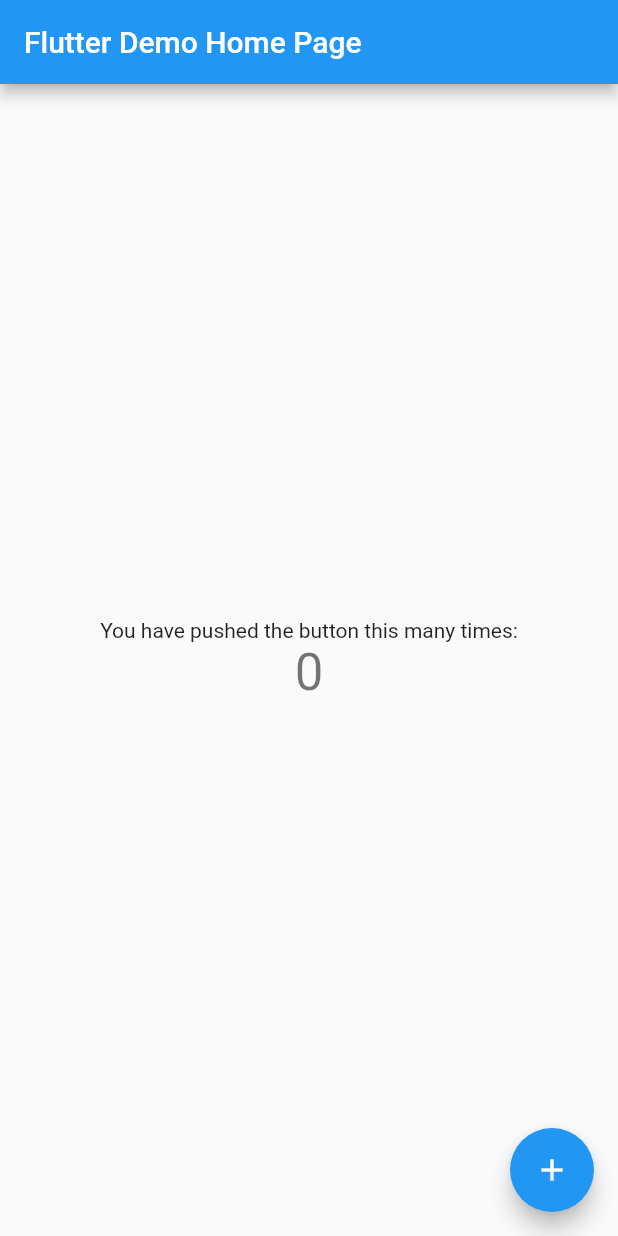
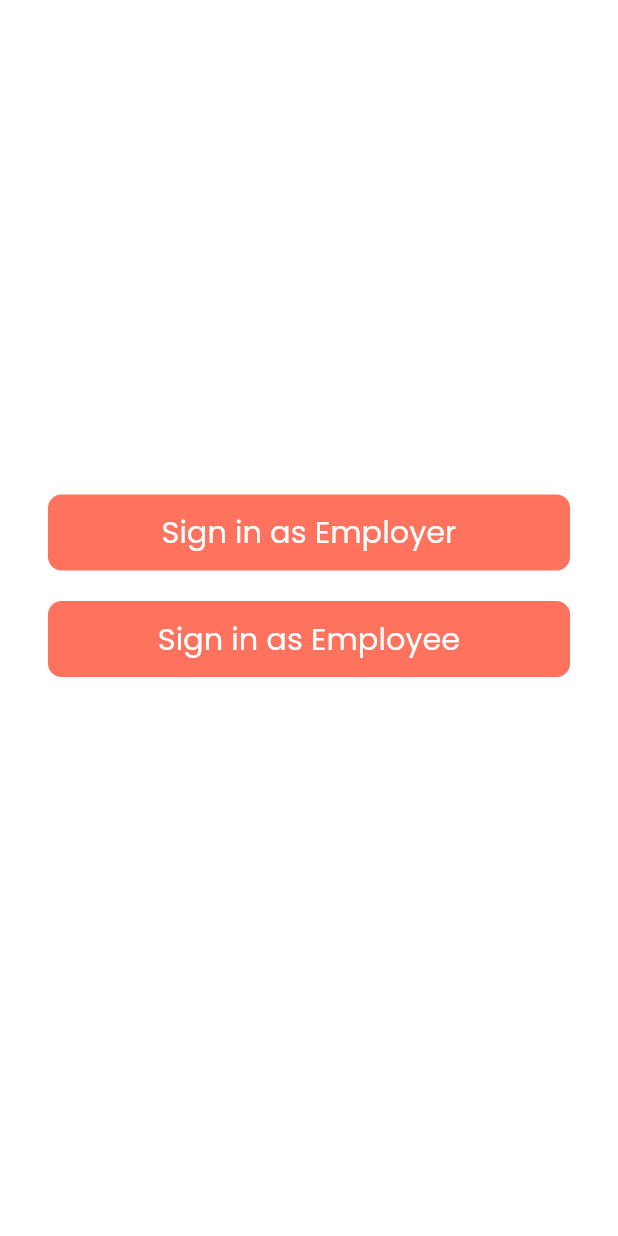
Before and after one commit to alihadi5125/jobfind, a Flutter app: the screen it shows after launch, on a phone screen of 412 x 824 dp. Run offline on Flutter 3.47's test engine with Material 2 defaults, Android fonts, the phone set to English and light mode, and no system bars; our stand-ins replace bloc, flutter_bloc, flutter_screenutil, google_fonts, smooth_page_indicator.

Commit message:
25-June-2022(Introduction Screen Done)

```diff
--- /dev/null
+++ b/lib/controllers/cubits/introduction_cubits/introduction_page_view_cubit.dart
@@ -0,0 +1,8 @@
+import 'package:bloc/bloc.dart';
+
+class IntroductionPageViewCubit extends Cubit<int> {
+  IntroductionPageViewCubit(int initialState) : super(0);
+  setIndex({required index}){
+    emit(index);
+  }
+}
--- a/lib/main.dart
+++ b/lib/main.dart
@@ -1,7 +1,17 @@
 import 'package:flutter/material.dart';
+import 'package:flutter/services.dart';
+import 'package:flutter_bloc/flutter_bloc.dart';
+import 'package:flutter_screenutil/flutter_screenutil.dart';
+import 'package:jobfind/controllers/cubits/introduction_cubits/introduction_page_view_cubit.dart';
+import 'package:jobfind/views/introduction_views/splash_screen.dart';
 
 void main() {
+  WidgetsFlutterBinding.ensureInitialized();
   runApp(const MyApp());
+  SystemChrome.setPreferredOrientations([
+    DeviceOrientation.portraitUp,
+    DeviceOrientation.portraitDown,
+  ]);
 }
 
 class MyApp extends StatelessWidget {
@@ -10,106 +20,23 @@ class MyApp extends StatelessWidget {
   // This widget is the root of your application.
   @override
   Widget build(BuildContext context) {
-    return MaterialApp(
-      title: 'Flutter   ',
-      theme: ThemeData(
-        // This is the theme of your application.
-        //
-        // Try running your application with "flutter run". You'll see the
-        // application has a blue toolbar. Then, without quitting the app, try
-        // changing the primarySwatch below to Colors.green and then invoke
-        // "hot reload" (press "r" in the console where you ran "flutter run",
-        // or simply save your changes to "hot reload" in a Flutter IDE).
-        // Notice that the counter didn't reset back to zero; the application
-        // is not restarted.
-        primarySwatch: Colors.blue,
+    return MultiBlocProvider(
+      providers: [
+        BlocProvider<IntroductionPageViewCubit>(
+          create: (BuildContext context) => IntroductionPageViewCubit(0),
+        ),
+      ],
+      child: ScreenUtilInit(
+        designSize: const Size(375, 812),
+        minTextAdapt: true,
+        splitScreenMode: true,
+        builder: (context, child) {
+          return const MaterialApp(
+            debugShowCheckedModeBanner: false,
+            home: SplashScreen(),
+          );
+        },
       ),
-      home: const MyHomePage(title: 'Flutter Demo Home Page'),
     );
   }
 }
-
-class MyHomePage extends StatefulWidget {
-  const MyHomePage({Key? key, required this.title}) : super(key: key);
-
-  // This widget is the home page of your application. It is stateful, meaning
-  // that it has a State object (defined below) that contains fields that affect
-  // how it looks.
-
-  // This class is the configuration for the state. It holds the values (in this
-  // case the title) provided by the parent (in this case the App widget) and
-  // used by the build method of the State. Fields in a Widget subclass are
-  // always marked "final".
-
-  final String title;
-
-  @override
-  State<MyHomePage> createState() => _MyHomePageState();
-}
-
-class _MyHomePageState extends State<MyHomePage> {
-  int _counter = 0;
-
-  void _incrementCounter() {
-    setState(() {
-      // This call to setState tells the Flutter framework that something has
-      // changed in this State, which causes it to rerun the build method below
-      // so that the display can reflect the updated values. If we changed
-      // _counter without calling setState(), then the build method would not be
-      // called again, and so nothing would appear to happen.
-      _counter++;
-    });
-  }
-
-  @override
-  Widget build(BuildContext context) {
-    // This method is rerun every time setState is called, for instance as done
-    // by the _incrementCounter method above.
-    //
-    // The Flutter framework has been optimized to make rerunning build methods
-    // fast, so that you can just rebuild anything that needs updating rather
-    // than having to individually change instances of widgets.
-    return Scaffold(
-      appBar: AppBar(
-        // Here we take the value from the MyHomePage object that was created by
-        // the App.build method, and use it to set our appbar title.
-        title: Text(widget.title),
-      ),
-      body: Center(
-        // Center is a layout widget. It takes a single child and positions it
-        // in the middle of the parent.
-        child: Column(
-          // Column is also a layout widget. It takes a list of children and
-          // arranges them vertically. By default, it sizes itself to fit its
-          // children horizontally, and tries to be as tall as its parent.
-          //
-          // Invoke "debug painting" (press "p" in the console, choose the
-          // "Toggle Debug Paint" action from the Flutter Inspector in Android
-          // Studio, or the "Toggle Debug Paint" command in Visual Studio Code)
-          // to see the wireframe for each widget.
-          //
-          // Column has various properties to control how it sizes itself and
-          // how it positions its children. Here we use mainAxisAlignment to
-          // center the children vertically; the main axis here is the vertical
-          // axis because Columns are vertical (the cross axis would be
-          // horizontal).
-          mainAxisAlignment: MainAxisAlignment.center,
-          children: <Widget>[
-            const Text(
-              'You have pushed the button this many times:',
-            ),
-            Text(
-              '$_counter',
-              style: Theme.of(context).textTheme.headline4,
-            ),
-          ],
-        ),
-      ),
-      floatingActionButton: FloatingActionButton(
-        onPressed: _incrementCounter,
-        tooltip: 'Increment',
-        child: const Icon(Icons.add),
-      ), // This trailing comma makes auto-formatting nicer for build methods.
-    );
-  }
-}
--- /dev/null
+++ b/lib/views/introduction_views/splash_screen.dart
@@ -0,0 +1,58 @@
+import 'package:flutter/material.dart';
+import 'package:flutter_screenutil/flutter_screenutil.dart';
+import 'package:google_fonts/google_fonts.dart';
+import 'package:jobfind/views/introduction_views/introduction_screen_pageview.dart';
+import 'package:jobfind/views/utils/app_constants/app_colors.dart';
+import 'package:jobfind/views/utils/app_constants/app_strings.dart';
+import 'package:jobfind/views/utils/custom_widgets/app_buttons.dart';
+
+class SplashScreen extends StatelessWidget {
+  const SplashScreen({Key? key}) : super(key: key);
+
+  @override
+  Widget build(BuildContext context) {
+    return SafeArea(
+      child: Scaffold(
+        body: Container(
+          height: 1.sh,
+          width: 1.sw,
+          color: AppColors.white,
+          child: ListView(
+            padding: EdgeInsets.zero,
+            physics: const NeverScrollableScrollPhysics(),
+            children: [
+              SizedBox(
+                height: 0.4.sh,
+              ),
+              Center(
+                child: AppButtons.customFilledButton(
+                  onTopText: AppStrings.splashScreenFirstText,
+                  color: AppColors.themeRed,
+                  onTap: () => Navigator.of(context).push(
+                    MaterialPageRoute(
+                      builder: (context) => const IntroductionScreenPageView(),
+                    ),
+                  ),
+                ),
+              ),
+              SizedBox(
+                height: 20.sp,
+              ),
+              Center(
+                child: AppButtons.customFilledButton(
+                  onTopText: AppStrings.splashScreenSecondText,
+                  color: AppColors.themeRed,
+                  onTap: () => Navigator.of(context).push(
+                    MaterialPageRoute(
+                      builder: (context) => const IntroductionScreenPageView(),
+                    ),
+                  ),
+                ),
+              ),
+            ],
+          ),
+        ),
+      ),
+    );
+  }
+}
--- /dev/null
+++ b/lib/views/utils/app_constants/app_colors.dart
@@ -0,0 +1,8 @@
+import 'package:flutter/material.dart';
+
+class AppColors{
+  static Color white = const Color(0xffFFFFFF);
+  static Color black = const Color(0xff000000);
+  static Color themeRed = const Color(0xffFF725E);
+  static Color introductionTitleTextColor = const Color(0xff37474F);
+}
--- /dev/null
+++ b/lib/views/utils/app_constants/app_strings.dart
@@ -0,0 +1,13 @@
+class AppStrings {
+  //Splash Screen Texts
+  static const String splashScreenFirstText = 'Sign in as Employer';
+  static const String splashScreenSecondText = 'Sign in as Employee';
+
+  //Introduction Screens Texts
+  static const String introductionScreenFirstText = 'Find your dream job!';
+  static const String introductionScreenSecondText = 'Get job recommendation, search and save\njob opportunity in your gadget';
+  static const String introductionScreenThirdText = 'Job opportunities near you';
+  static const String introductionScreenFourthText = 'Get job recommendation, search and save\njob opportunity in your gadget';
+  static const String introductionScreenFifthText = 'Easy use on your pocket';
+  static const String introductionScreenSixthText = 'Get job recommendation, search and save\njob opportunity in your gadget';
+}
--- /dev/null
+++ b/lib/views/utils/app_constants/app_textstyles.dart
@@ -0,0 +1,26 @@
+import 'package:flutter/material.dart';
+import 'package:flutter_screenutil/flutter_screenutil.dart';
+import 'package:google_fonts/google_fonts.dart';
+import 'package:jobfind/views/utils/app_constants/app_colors.dart';
+
+final customButtonFirstTextStyle = GoogleFonts.poppins(
+  color: AppColors.white,
+  fontSize: 20.sp,
+);
+
+final customButtonSecondTextStyle = GoogleFonts.poppins(
+  color: AppColors.introductionTitleTextColor,
+  fontSize: 20.sp,
+);
+
+final introductionTitleTextStyle = GoogleFonts.poppins(
+  color: AppColors.introductionTitleTextColor,
+  fontSize: 20.sp,
+  fontWeight: FontWeight.w500,
+);
+
+final introductionSubtitleTextStyle = GoogleFonts.poppins(
+  color: AppColors.introductionTitleTextColor,
+  fontSize: 15.sp,
+  fontWeight: FontWeight.normal,
+);
--- /dev/null
+++ b/lib/views/utils/app_properties.dart
@@ -0,0 +1,6 @@
+import 'package:flutter/material.dart';
+
+class AppProperties {
+  static PageController introductionSelectedPage =
+      PageController(initialPage: 0);
+}
--- /dev/null
+++ b/lib/views/utils/custom_widgets/app_buttons.dart
@@ -0,0 +1,74 @@
+
+
+import 'package:flutter/material.dart';
+import 'package:flutter_screenutil/flutter_screenutil.dart';
+import 'package:google_fonts/google_fonts.dart';
+import 'package:jobfind/views/utils/app_constants/app_colors.dart';
+import 'package:jobfind/views/utils/app_constants/app_textstyles.dart';
+
+class AppButtons{
+
+  //Custom Filled Button
+  static Widget customFilledButton({
+    required String? onTopText,
+    required Color? color,
+    required void Function()? onTap,
+  }) {
+    return InkWell(
+      splashColor: Colors.transparent,
+      highlightColor: Colors.transparent,
+      onTap: onTap,
+      child: Container(
+        height: 50.sp,
+        width: 343.sp,
+        decoration: BoxDecoration(
+          color: color,
+          borderRadius: BorderRadius.circular(9.sp),
+        ),
+        child: Align(
+          alignment: Alignment.center,
+          child: FittedBox(
+            child: Text(
+              onTopText!,
+              style: customButtonFirstTextStyle,
+            ),
+          ),
+        ),
+      ),
+    );
+  }
+
+  //Custom Flat Button
+  static Widget customFlatButton({
+    required String? onTopText,
+    required Color? color,
+    required void Function()? onTap,
+  }) {
+    return InkWell(
+      splashColor: Colors.transparent,
+      highlightColor: Colors.transparent,
+      onTap: onTap,
+      child: Container(
+        height: 50.sp,
+        width: 343.sp,
+        decoration: BoxDecoration(
+          color: color,
+          borderRadius: BorderRadius.circular(9.sp),
+          border: Border.all(
+            color: AppColors.themeRed,
+            width: 2.sp,
+          ),
+        ),
+        child: Align(
+          alignment: Alignment.center,
+          child: FittedBox(
+            child: Text(
+              onTopText!,
+              style: customButtonSecondTextStyle,
+            ),
+          ),
+        ),
+      ),
+    );
+  }
+}
```
Also changed, not shown: lib/views/authentication_views/signup_views/signup_screen.dart (added, +19 -0 lines), lib/views/introduction_views/first_introduction_screen.dart (added, +59 -0 lines), lib/views/introduction_views/introduction_screen_pageview.dart (added, +102 -0 lines), lib/views/introduction_views/second_introduction_screen.dart (added, +58 -0 lines), lib/views/introduction_views/third_introduction_screen.dart (added, +58 -0 lines), lib/views/utils/app_constants/app_constants.dart (added, +27 -0 lines), lib/views/utils/app_constants/app_images.dart (added, +7 -0 lines), pubspec.yaml (+19 -69 lines), assets/images/intro1.png (added), assets/images/intro2.png (added), assets/images/intro3.png (added), pubspec.lock.
